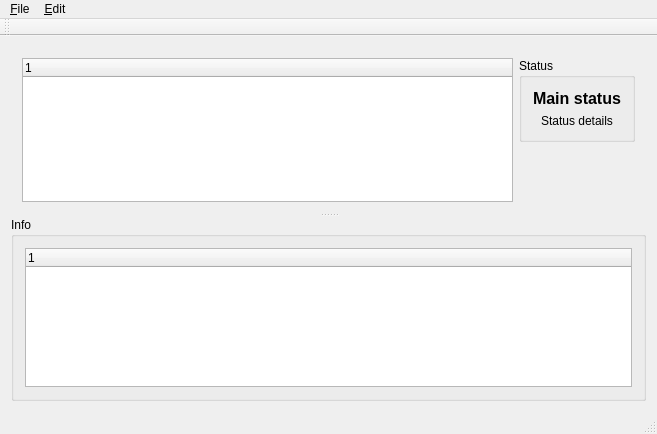
Qt form mainwindow.ui (lbaudouin/QTestRunner) before a commit.
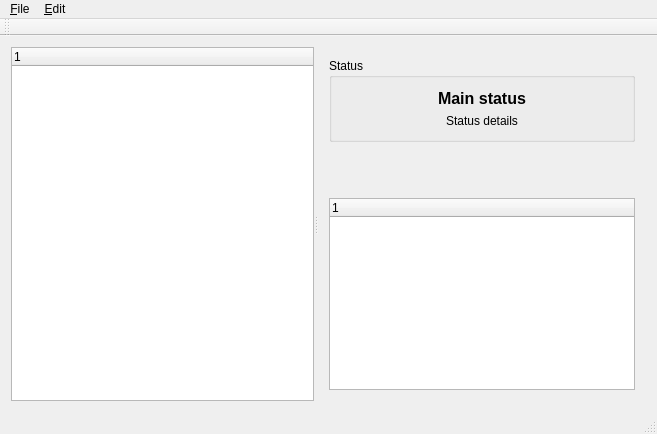
The same form after that commit. Icons and pictures are not drawn.

```diff
--- a/mainwindow.ui
+++ b/mainwindow.ui
@@ -18,15 +18,12 @@
     <normaloff>:/images/icon</normaloff>:/images/icon</iconset>
   </property>
   <widget class="QWidget" name="centralWidget">
-   <layout class="QVBoxLayout" name="verticalLayout_4">
+   <layout class="QVBoxLayout" name="verticalLayout_2">
     <item>
      <widget class="QSplitter" name="splitter">
       <property name="orientation">
-       <enum>Qt::Vertical</enum>
+       <enum>Qt::Horizontal</enum>
       </property>
-      <widget class="QWidget" name="layoutWidget">
-       <layout class="QHBoxLayout" name="horizontalLayout">
-        <item>
          <widget class="QTreeWidget" name="treeWidget">
           <property name="contextMenuPolicy">
            <enum>Qt::CustomContextMenu</enum>
@@ -40,8 +37,7 @@
            </property>
           </column>
          </widget>
-        </item>
-        <item>
+      <widget class="QWidget" name="">
          <layout class="QVBoxLayout" name="verticalLayout_3">
           <item>
            <widget class="QGroupBox" name="groupBox">
@@ -92,17 +88,14 @@
             </property>
            </spacer>
           </item>
-         </layout>
-        </item>
-       </layout>
-      </widget>
-      <widget class="QGroupBox" name="groupBox_2">
-       <property name="title">
-        <string>Info</string>
-       </property>
-       <layout class="QVBoxLayout" name="verticalLayout_2">
         <item>
          <widget class="QTreeWidget" name="infoTreeWidget">
+          <property name="textElideMode">
+           <enum>Qt::ElideNone</enum>
+          </property>
+          <property name="wordWrap">
+           <bool>true</bool>
+          </property>
           <column>
            <property name="text">
             <string notr="true">1</string>
```
Lines whose indentation alone changed are shown as unchanged.
